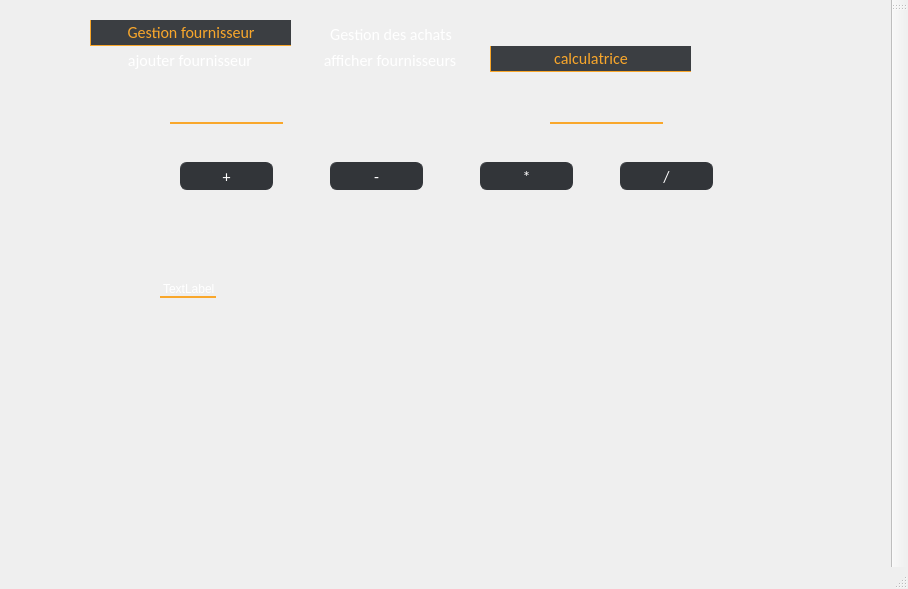
Qt form gestionachat/mainwindow.ui (mondher23/smart_restaurant2A17) before a commit.
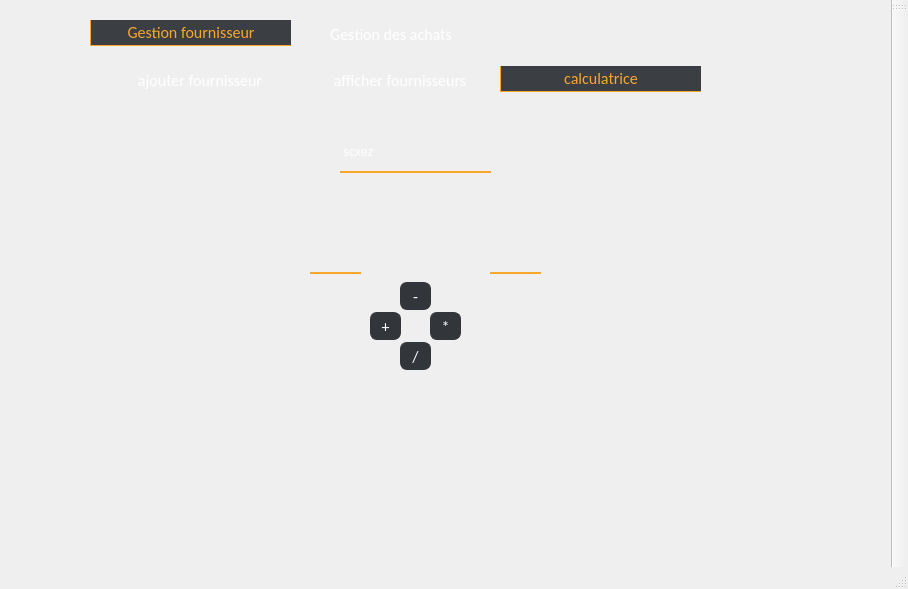
The same form after that commit. The open tabs and pages were chosen to show the change.

Diff of the .ui file:
```diff
--- a/gestionachat/mainwindow.ui
+++ b/gestionachat/mainwindow.ui
@@ -85,8 +85,8 @@
      <widget class="QTabWidget" name="tabWidget">
       <property name="geometry">
        <rect>
-        <x>0</x>
-        <y>0</y>
+        <x>10</x>
+        <y>20</y>
         <width>631</width>
         <height>401</height>
        </rect>
@@ -731,9 +731,9 @@
        <widget class="QPushButton" name="add">
         <property name="geometry">
          <rect>
-          <x>90</x>
-          <y>90</y>
-          <width>93</width>
+          <x>270</x>
+          <y>220</y>
+          <width>31</width>
           <height>28</height>
          </rect>
         </property>
@@ -757,9 +757,9 @@
        <widget class="QPushButton" name="remove">
         <property name="geometry">
          <rect>
-          <x>240</x>
-          <y>90</y>
-          <width>93</width>
+          <x>300</x>
+          <y>190</y>
+          <width>31</width>
           <height>28</height>
          </rect>
         </property>
@@ -783,9 +783,9 @@
        <widget class="QPushButton" name="multy">
         <property name="geometry">
          <rect>
-          <x>390</x>
-          <y>90</y>
-          <width>93</width>
+          <x>330</x>
+          <y>220</y>
+          <width>31</width>
           <height>28</height>
          </rect>
         </property>
@@ -809,9 +809,9 @@
        <widget class="QPushButton" name="div">
         <property name="geometry">
          <rect>
-          <x>530</x>
-          <y>90</y>
-          <width>93</width>
+          <x>300</x>
+          <y>250</y>
+          <width>31</width>
           <height>28</height>
          </rect>
         </property>
@@ -835,10 +835,10 @@
        <widget class="QLabel" name="LabelResulta">
         <property name="geometry">
          <rect>
-          <x>70</x>
-          <y>210</y>
-          <width>56</width>
-          <height>16</height>
+          <x>240</x>
+          <y>40</y>
+          <width>151</width>
+          <height>41</height>
          </rect>
         </property>
         <property name="styleSheet">
@@ -849,15 +849,15 @@
 color: rgb(255, 255, 255);</string>
         </property>
         <property name="text">
-         <string>TextLabel</string>
+         <string>scxez</string>
         </property>
        </widget>
        <widget class="QLineEdit" name="a">
         <property name="geometry">
          <rect>
-          <x>80</x>
-          <y>30</y>
-          <width>113</width>
+          <x>210</x>
+          <y>160</y>
+          <width>51</width>
           <height>22</height>
          </rect>
         </property>
@@ -872,10 +872,10 @@
        <widget class="QLineEdit" name="b">
         <property name="geometry">
          <rect>
-          <x>460</x>
-          <y>30</y>
-          <width>113</width>
-          <height>22</height>
+          <x>390</x>
+          <y>161</y>
+          <width>51</width>
+          <height>21</height>
          </rect>
         </property>
         <property name="styleSheet">
```
Left out of the diff: 10 changed lines with no effect on the pictures.
